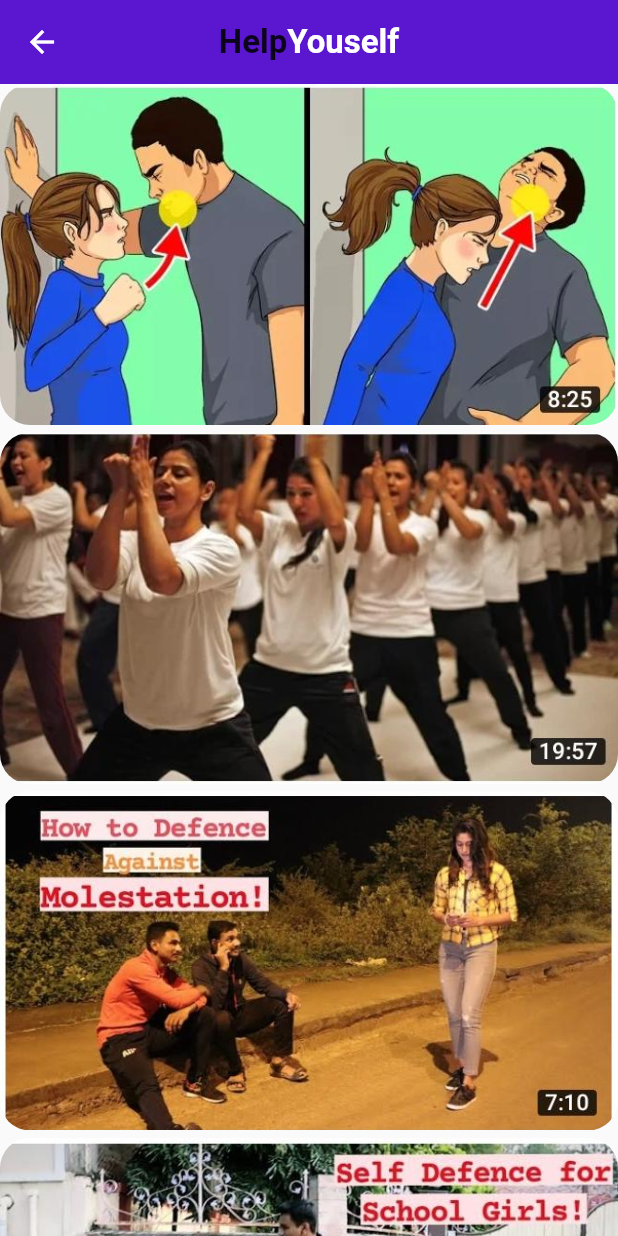
After one commit to mahakmandlecha/SheHacks_Team-055, a Flutter app: the LearnSelfDefence screen opened directly, on a phone screen of 412 x 824 dp. The commit adds this screen. Run offline on Flutter 3.47's test engine with Material 2 defaults, Android fonts, the phone set to English and light mode, and no system bars; our stand-ins replace cloud_firestore, firebase_auth, firebase_core, flutter_spinkit, font_awesome_flutter, geolocator and 2 more; missing offline and left inert: geocoder, latlng; accounts and stored records are empty.

Commit message:
Learn self defense on youtube functionality added

```diff
--- /dev/null
+++ b/lib/mainfunctionality/learnselfdefence.dart
@@ -0,0 +1,129 @@
+import 'package:flutter/material.dart';
+import 'package:shehacks_team_055/screens/appBar.dart';
+import 'package:url_launcher/url_launcher.dart';
+
+class LearnSelfDefence extends StatelessWidget {
+  @override
+  Widget build(BuildContext context) {
+    return Scaffold(
+      appBar: AppBar(
+        centerTitle: true,
+        title: AppLogo(),
+        brightness: Brightness.light,
+        elevation: 0.0,
+        backgroundColor: Color(0xFF5B16D0),
+      ),
+      body: _body(),
+    );
+  }
+
+  Widget _body() {
+    return ListView(
+      children: List.generate(1, (int i) {
+        return Column(
+          children: <Widget>[
+            InkWell(
+              onTap: () {
+                print("object");
+                _openVideo("youtu.be/T7aNSRoDCmg");
+              },
+              child: Container(
+                child: ClipRRect(
+                  borderRadius: BorderRadius.circular(20.0),
+                  child: Image.asset("assets/images/youtube0.jpeg"),
+                ),
+              ),
+            ),
+            SizedBox(
+              height: 5,
+            ),
+            InkWell(
+              onTap: () {
+                print("object");
+                _openVideo("youtu.be/9m-x64bKfR4");
+              },
+              child: Container(
+                child: ClipRRect(
+                  borderRadius: BorderRadius.circular(20.0),
+                  child: Image.asset("assets/images/youtube1.jpeg"),
+                ),
+              ),
+            ),
+            SizedBox(
+              height: 5,
+            ),
+            InkWell(
+              onTap: () {
+                print("object");
+                _openVideo("youtu.be/9OdzSFyL0_0");
+              },
+              child: Container(
+                child: ClipRRect(
+                  borderRadius: BorderRadius.circular(20.0),
+                  child: Image.asset("assets/images/youtube2.jpeg"),
+                ),
+              ),
+            ),
+            SizedBox(
+              height: 5,
+            ),
+            InkWell(
+              onTap: () {
+                print("object");
+                _openVideo("youtu.be/EmKOOZIropE");
+              },
+              child: Container(
+                child: ClipRRect(
+                  borderRadius: BorderRadius.circular(20.0),
+                  child: Image.asset("assets/images/youtube3.jpeg"),
+                ),
+              ),
+            ),
+            SizedBox(
+              height: 5,
+            ),
+            InkWell(
+              onTap: () {
+                print("object");
+                _openVideo("youtu.be/Ww1DeUSC94o");
+              },
+              child: Container(
+                child: ClipRRect(
+                  borderRadius: BorderRadius.circular(20.0),
+                  child: Image.asset("assets/images/youtube4.jpeg"),
+                ),
+              ),
+            ),
+            SizedBox(
+              height: 5,
+            ),
+            InkWell(
+              onTap: () {
+                print("object");
+                _openVideo("youtu.be/1y5SD7UDiw4");
+              },
+              child: Container(
+                child: ClipRRect(
+                  borderRadius: BorderRadius.circular(20.0),
+                  child: Image.asset("assets/images/youtube5.jpeg"),
+                ),
+              ),
+            ),
+            SizedBox(
+              height: 5,
+            ),
+          ],
+        );
+      }),
+    );
+  }
+
+  _openVideo(link) async {
+    var url = 'https://' + link;
+    if (await canLaunch(url)) {
+      await launch(url);
+    } else {
+      throw 'Could not launch $url';
+    }
+  }
+}
--- a/pubspec.yaml
+++ b/pubspec.yaml
@@ -47,6 +47,8 @@ dependencies:
   url_launcher: ^6.0.2
   geocoding: ^2.0.0
   latlng: ^0.1.0
+  # youtube_player_flutter: ^7.0.0+7
+  # uuid: ^2.0.0
   ##audioplayers: ^0.17.4
 
 
```
Also changed, not shown: lib/screens/homepage.dart (+7 -0 lines), assets/images/youtube0.jpeg (added), assets/images/youtube1.jpeg (added), assets/images/youtube2.jpeg (added), assets/images/youtube3.jpeg (added), assets/images/youtube4.jpeg (added), assets/images/youtube5.jpeg (added).
